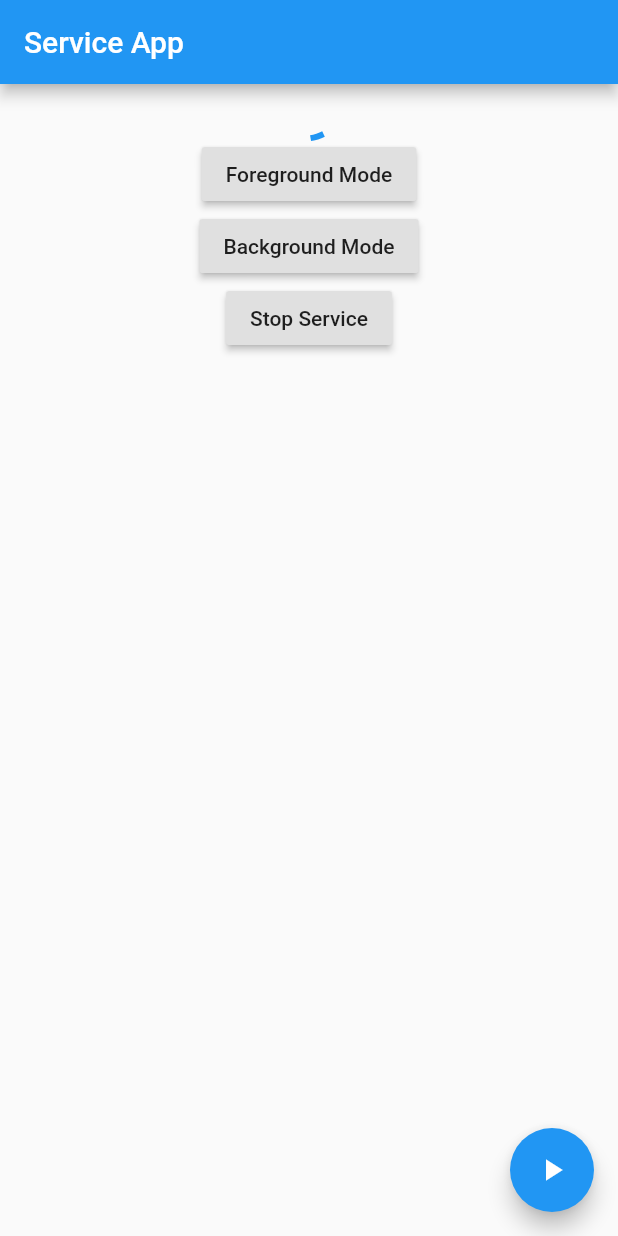
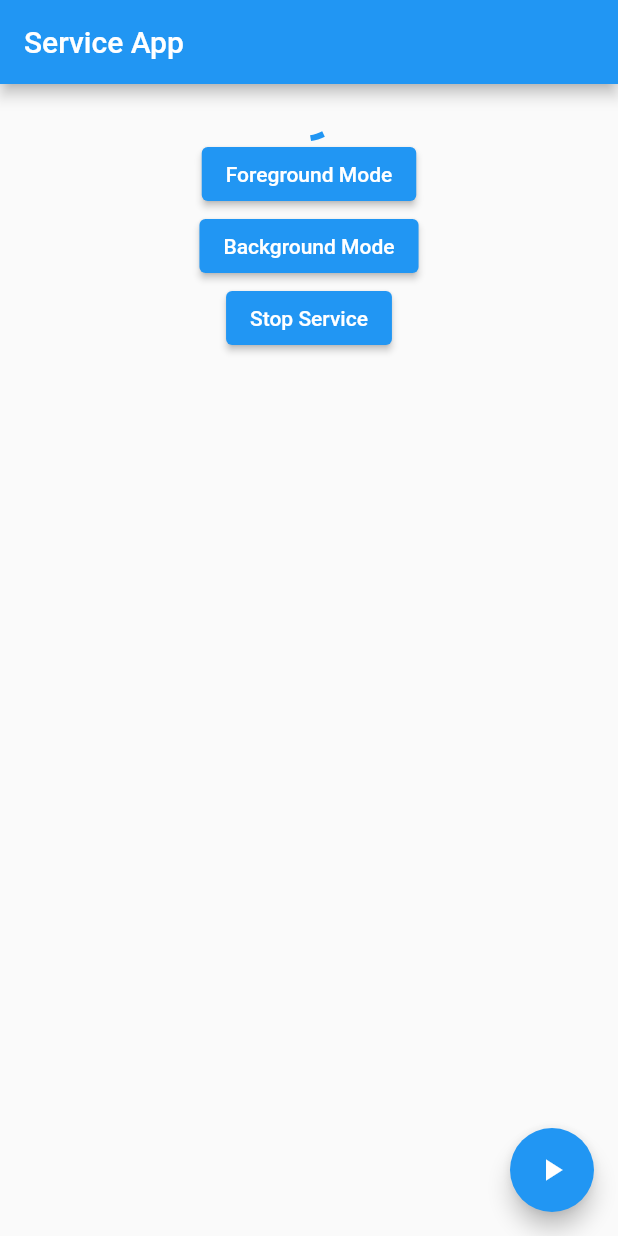
Before and after one commit to ekasetiawans/flutter_background_service, a Flutter app: the screen it shows after launch, on a phone screen of 412 x 824 dp. Run offline on Flutter 3.47's test engine with Material 2 defaults, Android fonts, the phone set to English and light mode, and no system bars.

Commit message:
bump flutter 2

```diff
--- a/example/lib/main.dart
+++ b/example/lib/main.dart
@@ -74,21 +74,21 @@ class _MyAppState extends State<MyApp> {
                 return Text(date.toString());
               },
             ),
-            RaisedButton(
+            ElevatedButton(
               child: Text("Foreground Mode"),
               onPressed: () {
                 FlutterBackgroundService()
                     .sendData({"action": "setAsForeground"});
               },
             ),
-            RaisedButton(
+            ElevatedButton(
               child: Text("Background Mode"),
               onPressed: () {
                 FlutterBackgroundService()
                     .sendData({"action": "setAsBackground"});
               },
             ),
-            RaisedButton(
+            ElevatedButton(
               child: Text(text),
               onPressed: () async {
                 var isRunning =
--- a/pubspec.yaml
+++ b/pubspec.yaml
@@ -1,10 +1,10 @@
 name: flutter_background_service
 description: A flutter plugin for executing dart code continously even application closed.
-version: 0.1.0-nullsafety.2
+version: 0.1.0
 repository: https://github.com/ekasetiawans/flutter_background_service
 
 environment:
-  sdk: ">=2.12.0-0 <3.0.0"
+  sdk: ">=2.12.0 <3.0.0"
   flutter: ">=1.20.0 <2.0.0"
 
 dependencies:
```
Also changed, not shown: lib/flutter_background_service.dart (+8 -4 lines), 6 other files.
